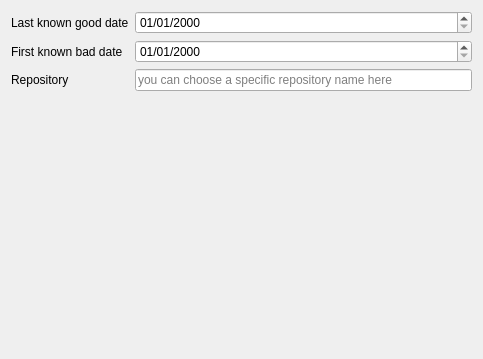
mozilla/mozregression, file gui/mozregui/ui/nightlies.ui: the form before one commit.
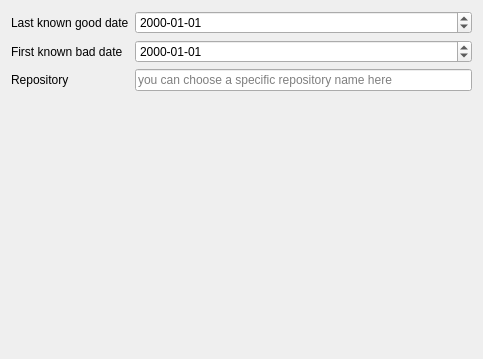
The form after the commit.

Commit message: Bug 1192487 - mozregression GUI date range is hard to use and also european style for US

```diff
--- a/gui/mozregui/ui/nightlies.ui
+++ b/gui/mozregui/ui/nightlies.ui
@@ -29,7 +29,7 @@
      <item row="0" column="1">
       <widget class="QDateEdit" name="start_date">
        <property name="displayFormat">
-        <string>dd/MM/yyyy</string>
+        <string>yyyy-MM-dd</string>
        </property>
       </widget>
      </item>
@@ -43,7 +43,7 @@
      <item row="1" column="1">
       <widget class="QDateEdit" name="end_date">
        <property name="displayFormat">
-        <string>dd/MM/yyyy</string>
+        <string>yyyy-MM-dd</string>
        </property>
       </widget>
      </item>
```
